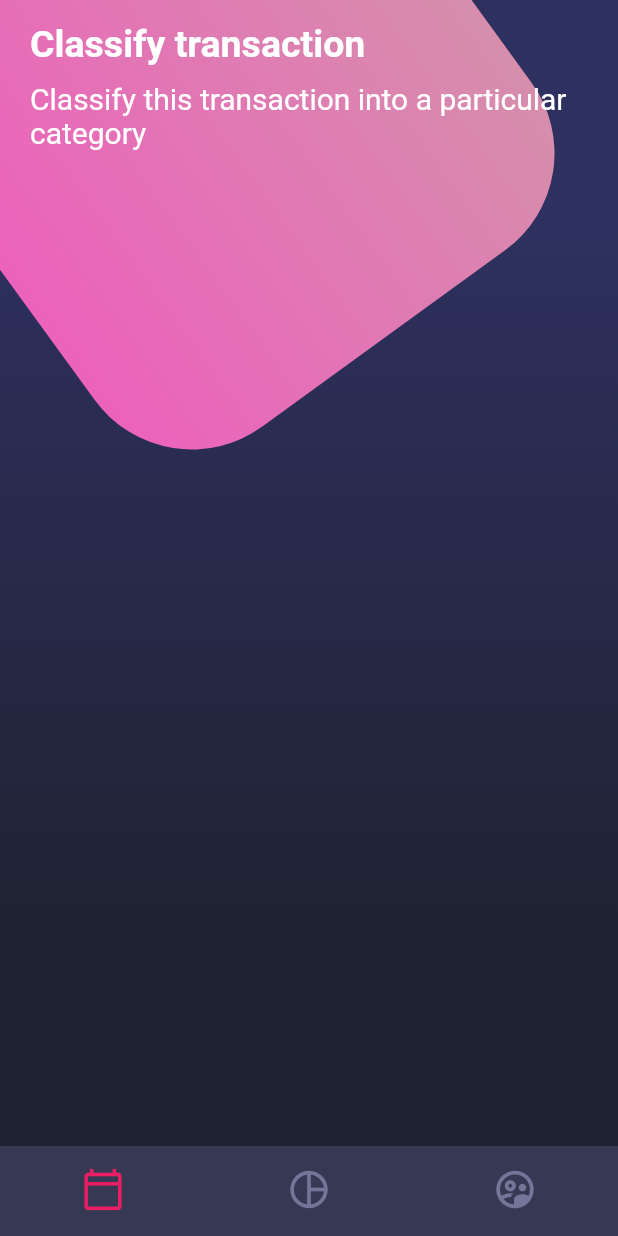
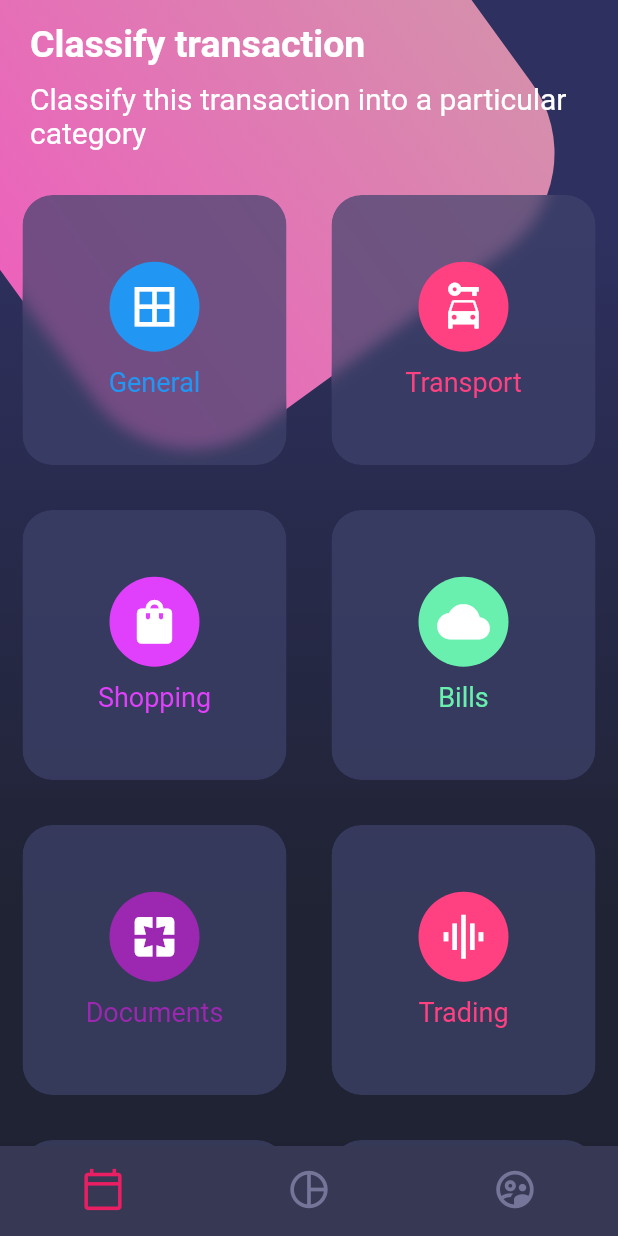
Before and after one commit to DonMastra/flutter-disenios, a Flutter app: the screen it shows after launch, on a phone screen of 412 x 824 dp. Run offline on Flutter 3.47's test engine with Material 2 defaults, Android fonts, the phone set to English and light mode, and no system bars.

Commit message:
Basic designs training done, card-tables, blur and optimization last

```diff
--- a/lib/main.dart
+++ b/lib/main.dart
@@ -1,9 +1,9 @@
 import 'package:flutter/material.dart';
 import 'package:flutter/services.dart';
 
-import 'package:disenio/src/pages/home_page.dart';
-import 'package:disenio/src/pages/scroll_design.dart';
-import 'package:disenio/src/pages/basic_design.dart';
+import 'package:disenio/pages/home_page.dart';
+import 'package:disenio/pages/scroll_design.dart';
+import 'package:disenio/pages/basic_design.dart';
 
 void main() => runApp(MyApp());
 
@@ -13,6 +13,7 @@ class MyApp extends StatelessWidget {
     SystemChrome.setSystemUIOverlayStyle(SystemUiOverlayStyle.light);
     return MaterialApp(
       debugShowCheckedModeBanner: false,
+      theme: ThemeData.dark(),
       title: 'Material App',
       initialRoute: 'home_page',
       routes: {
--- a/lib/src/pages/home_page.dart
+++ b/lib/pages/home_page.dart
@@ -1,8 +1,9 @@
 import 'package:flutter/material.dart';
 
+import 'package:disenio/widgets/background.dart';
+import 'package:disenio/widgets/card_table.dart';
 import 'package:disenio/widgets/custom_bottom_navigationbar.dart';
 import 'package:disenio/widgets/page_title.dart';
-import 'package:disenio/widgets/background.dart';
 
 class HomePage extends StatelessWidget {
   @override
@@ -27,7 +28,10 @@ class _HomeBody extends StatelessWidget {
       child: Column(
         children: [
           // Titles
-          PageTitle()
+          PageTitle(),
+
+          // Card table
+          CardTable()
         ],
       ),
     );
--- a/lib/src/pages/scroll_design.dart
+++ b/lib/pages/scroll_design.dart
@@ -99,7 +99,6 @@ class MainContent extends StatelessWidget {
             'Miércoles',
             style: textStyle,
           ),
-          //TODO: Expanded()
           Expanded(
             child: Container(),
           ),
--- /dev/null
+++ b/lib/widgets/card_table.dart
@@ -0,0 +1,144 @@
+import 'dart:ui';
+
+import 'package:flutter/material.dart';
+
+class CardTable extends StatelessWidget {
+  @override
+  Widget build(BuildContext context) {
+    return Table(
+      children: [
+        TableRow(
+          children: [
+            _SingleCard(
+              color: Colors.blue,
+              icon: Icons.border_all,
+              text: 'General',
+            ),
+            _SingleCard(
+              color: Colors.pinkAccent,
+              icon: Icons.car_rental,
+              text: 'Transport',
+            ),
+          ],
+        ),
+        TableRow(
+          children: [
+            _SingleCard(
+              color: Colors.purpleAccent,
+              icon: Icons.shopping_bag_rounded,
+              text: 'Shopping',
+            ),
+            _SingleCard(
+              color: Colors.greenAccent,
+              icon: Icons.cloud,
+              text: 'Bills',
+            ),
+          ],
+        ),
+        TableRow(
+          children: [
+            _SingleCard(
+              color: Colors.purple,
+              icon: Icons.pages,
+              text: 'Documents',
+            ),
+            _SingleCard(
+              color: Colors.pinkAccent,
+              icon: Icons.graphic_eq_outlined,
+              text: 'Trading',
+            ),
+          ],
+        ),
+        TableRow(
+          children: [
+            _SingleCard(
+              color: Colors.blueGrey,
+              icon: Icons.hardware_outlined,
+              text: 'Mining',
+            ),
+            _SingleCard(
+              color: Colors.lightGreen,
+              icon: Icons.code,
+              text: 'Programming',
+            ),
+          ],
+        ),
+      ],
+    );
+  }
+}
+
+class _SingleCard extends StatelessWidget {
+  final IconData icon;
+  final Color color;
+  final String text;
+
+  const _SingleCard({
+    Key? key,
+    required this.icon,
+    required this.color,
+    required this.text,
+  }) : super(key: key);
+
+  @override
+  Widget build(BuildContext context) {
+    // Focus on internal card widgets
+    return _CardBackground(
+      child: Column(
+        mainAxisAlignment: MainAxisAlignment.center,
+        children: [
+          CircleAvatar(
+            backgroundColor: this.color,
+            child: Icon(
+              this.icon,
+              size: 35.0,
+              color: Colors.white,
+            ),
+            radius: 30.0,
+          ),
+          SizedBox(
+            height: 10.0,
+          ),
+          Text(
+            this.text,
+            style: TextStyle(
+              color: this.color,
+              fontSize: 18,
+            ),
+          )
+        ],
+      ),
+    );
+  }
+}
+
+// Creates blur effect
+class _CardBackground extends StatelessWidget {
+  final Widget child;
+
+  const _CardBackground({
+    Key? key,
+    required this.child,
+  }) : super(key: key);
+
+  @override
+  Widget build(BuildContext context) {
+    return Container(
+      margin: EdgeInsets.all(15.0),
+      child: ClipRRect(
+        borderRadius: BorderRadius.circular(20.0),
+        child: BackdropFilter(
+          filter: ImageFilter.blur(sigmaX: 5, sigmaY: 5),
+          child: Container(
+            height: 180.0,
+            decoration: BoxDecoration(
+              color: Color.fromRGBO(62, 66, 107, 0.7),
+              borderRadius: BorderRadius.circular(20.0),
+            ),
+            child: this.child,
+          ),
+        ),
+      ),
+    );
+  }
+}
```
Also changed, not shown: lib/pages/basic_design.dart (renamed from lib/src/pages/basic_design.dart).
